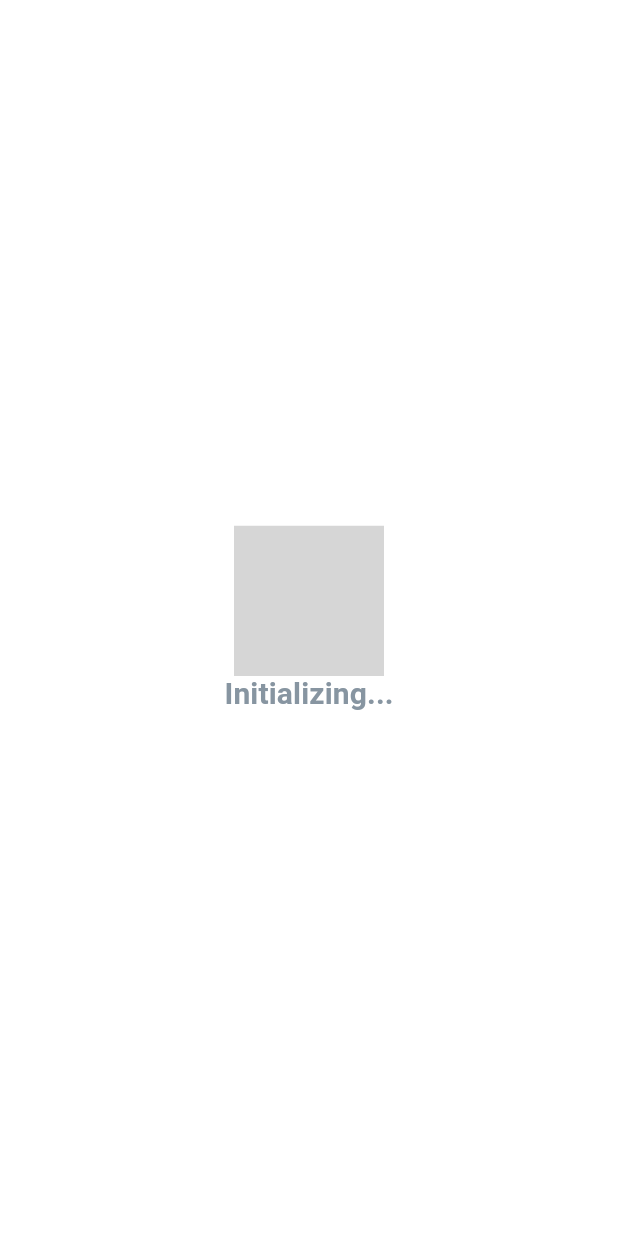
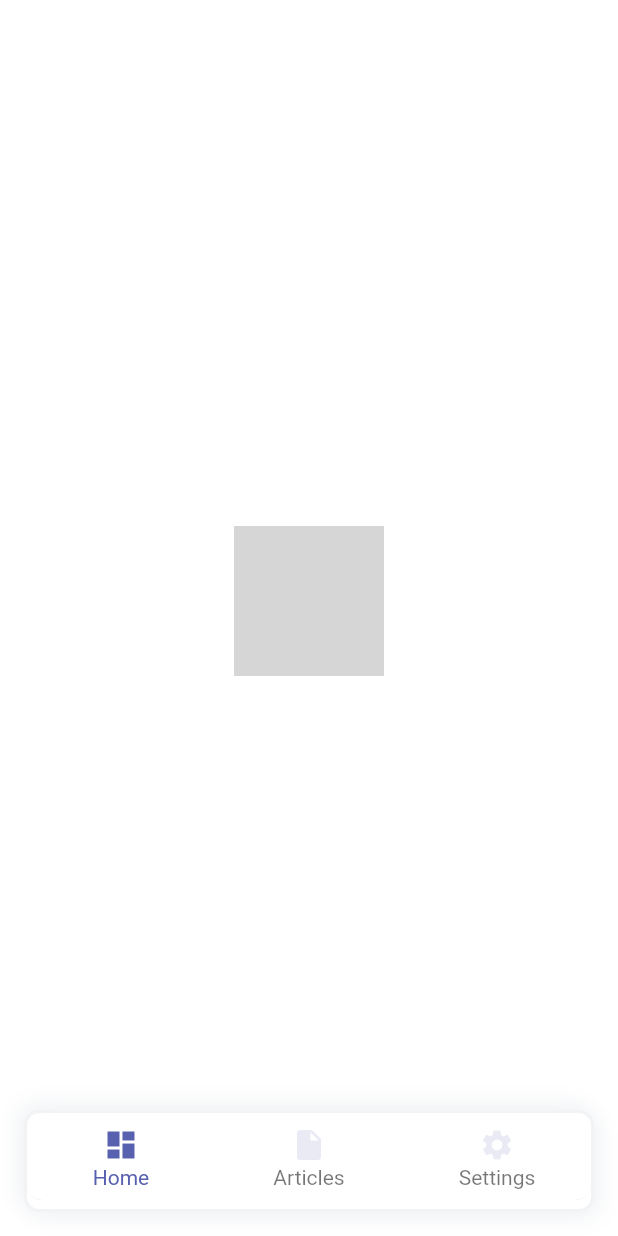
Before and after one commit to dhanasra/authors-assist-mobile, a Flutter app: the InitView screen opened by its route, after a tap on "Skip", on a phone screen of 412 x 824 dp. Run offline on Flutter 3.47's test engine with Material 2 defaults, Android fonts, the phone set to English and light mode, and no system bars; our stand-ins replace bloc, bot_toast, dio, flutter_bloc, google_fonts, hive_flutter and 2 more; accounts and stored records are empty; grey boxes are pictures that could not be loaded.

Commit message:
feat : home view added

```diff
--- a/lib/constants/colors_const.dart
+++ b/lib/constants/colors_const.dart
@@ -5,6 +5,7 @@ class ColorsConst {
   ColorsConst._();
 
   static const primary = Color(0xFF5861AF);
+  static const primaryLight = Color(0x225861AF);
   static const secondary = Color(0xFF003CC5);
 
   static const text = Color(0xFF062132);
@@ -26,4 +27,6 @@ class ColorsConst {
 
   static const facebookBlue = Color(0xFF3D6AD6);
 
+  static const shadow = Color(0x40000000);
+
 }
--- /dev/null
+++ b/lib/constants/shadow_const.dart
@@ -0,0 +1,43 @@
+import 'package:flutter/cupertino.dart';
+
+import 'colors_const.dart';
+
+class ShadowConst {
+
+  ShadowConst._();
+
+  static const normal = [
+    BoxShadow(
+      color: ColorsConst.border,
+      offset: Offset(4, 4),
+      blurRadius: 12
+    ),
+    BoxShadow(
+      color: ColorsConst.border,
+      offset: Offset(-4, -4),
+      blurRadius: 12
+    ),
+  ];
+
+  static const spreaded = [
+    BoxShadow(
+      color: ColorsConst.border,
+      offset: Offset(4, 4),
+      blurRadius: 20
+    ),
+    BoxShadow(
+      color: ColorsConst.border,
+      offset: Offset(-4, -4),
+      blurRadius: 20
+    ),
+  ];
+
+  static const dark = [
+    BoxShadow(
+      color: ColorsConst.shadow,
+      offset: Offset(0, 0),
+      blurRadius: 12
+    )
+  ];
+
+}
--- a/lib/presentation/authentication/pages/init/init_view.dart
+++ b/lib/presentation/authentication/pages/init/init_view.dart
@@ -1,6 +1,8 @@
 import 'package:flutter/material.dart';
 import 'package:lottie/lottie.dart';
 import 'package:mobile/constants/assets_const.dart';
+import 'package:mobile/extensions/context_exten.dart';
+import 'package:mobile/routes/routes.dart';
 
 class InitView extends StatefulWidget {
   const InitView({super.key});
@@ -10,6 +12,15 @@ class InitView extends StatefulWidget {
 }
 
 class _InitViewState extends State<InitView> {
+
+  @override
+  void initState() {
+    Future.delayed(const Duration(seconds: 2), (){
+      context.navigateTo(Routes.home);
+    });
+    super.initState();
+  }
+
   @override
   Widget build(BuildContext context) {
     return Scaffold(
@@ -25,7 +36,6 @@ class _InitViewState extends State<InitView> {
                     style: Theme.of(context).textTheme.titleSmall),
           )
 
-
         ],
       ),
     );
--- /dev/null
+++ b/lib/presentation/dashboard/dashboard_view.dart
@@ -0,0 +1,17 @@
+import 'package:flutter/material.dart';
+
+class DashboardView extends StatefulWidget {
+  const DashboardView({super.key});
+
+  @override
+  State<DashboardView> createState() => _DashboardViewState();
+}
+
+class _DashboardViewState extends State<DashboardView> {
+  @override
+  Widget build(BuildContext context) {
+    return Scaffold(
+      body: Container(),
+    );
+  }
+}
--- /dev/null
+++ b/lib/presentation/home/cubit/home_cubit.dart
@@ -0,0 +1,7 @@
+import 'package:bloc/bloc.dart';
+
+class HomeCubit extends Cubit<int> {
+  HomeCubit() : super(0);
+
+  void onPageChange(index) => emit(index);
+}
--- /dev/null
+++ b/lib/presentation/home/home_view.dart
@@ -0,0 +1,95 @@
+import 'package:flutter/material.dart';
+import 'package:flutter_bloc/flutter_bloc.dart';
+import 'package:google_fonts/google_fonts.dart';
+import 'package:mobile/presentation/home/widgets/bottom_bar_container.dart';
+
+import '../../constants/colors_const.dart';
+import 'cubit/home_cubit.dart';
+import 'home_viewmodel.dart';
+
+class HomeView extends StatefulWidget {
+  const HomeView({super.key});
+
+  @override
+  State<HomeView> createState() => _HomeViewState();
+}
+
+class _HomeViewState extends State<HomeView> {
+  late HomeViewModel _viewModel;
+
+  @override
+  void initState() {
+    _viewModel = HomeViewModel()..initialize();
+    super.initState();
+  }
+
+  @override
+  Widget build(BuildContext context) {
+    return BlocBuilder<HomeCubit, int>(
+      bloc: _viewModel.cubit,
+      builder: (context, currentIndex) {
+        return Stack(
+          children: [
+            Scaffold(
+              body: PageView.builder(
+                physics: const NeverScrollableScrollPhysics(),
+                itemCount: _viewModel.getPages(context).length,
+                controller: _viewModel.pageControllerHome,
+                itemBuilder: (_, index) => _viewModel.getPages(context)[index],
+              ),
+            ),
+
+            Align(
+              alignment: Alignment.bottomCenter,
+              child: BottomBarContainer(
+                  child: BottomNavigationBar(
+                      backgroundColor: ColorsConst.white,
+                      onTap: (index) => _viewModel.onTap(index),
+                      selectedIconTheme: const IconThemeData(
+                        color: ColorsConst.primary,
+                        size: 24
+                      ),
+                      unselectedIconTheme: const IconThemeData(
+                        color: ColorsConst.primaryLight,
+                        size: 24
+                      ),
+                      selectedLabelStyle: GoogleFonts.roboto(
+                        fontSize: 14,
+                        fontWeight: FontWeight.w400,
+                        color: ColorsConst.black
+                      ),
+                      unselectedLabelStyle: GoogleFonts.roboto(
+                        fontSize: 14,
+                        fontWeight: FontWeight.w400,
+                        color: ColorsConst.text1
+                      ),
+                      currentIndex: currentIndex,
+                      items: const [
+                        BottomNavigationBarItem(
+                          icon: Padding(
+                            padding: EdgeInsets.all(2.0),
+                            child: Icon(Icons.dashboard),
+                          ),
+                          label: 'Home',
+                        ),
+                        BottomNavigationBarItem(
+                            icon: Padding(
+                              padding: EdgeInsets.all(2.0),
+                              child: Icon(Icons.insert_drive_file),
+                            ),
+                            label: 'Articles'),
+                        BottomNavigationBarItem(
+                            icon: Padding(
+                              padding: EdgeInsets.all(2.0),
+                              child: Icon(Icons.settings),
+                            ),
+                            label: 'Settings')
+                      ]),
+                ),
+            )
+          ],
+        );
+      },
+    );
+  }
+}
--- /dev/null
+++ b/lib/presentation/home/home_viewmodel.dart
@@ -0,0 +1,39 @@
+import 'package:flutter/cupertino.dart';
+
+import '../../base/base_viewmodel.dart';
+import '../dashboard/dashboard_view.dart';
+import 'cubit/home_cubit.dart';
+
+class HomeViewModel extends BaseViewModel {
+
+  late HomeCubit cubit;
+  late PageController pageControllerHome;
+  late int currentIndex;
+
+  @override
+  void initialize() {
+    cubit = HomeCubit();
+    currentIndex = 0;
+    pageControllerHome = PageController(initialPage: 0);
+  }
+
+  List<Widget> getPages(BuildContext context) {
+    return [
+      const DashboardView(),
+      const DashboardView(),
+      const DashboardView()
+    ];
+  }
+
+  void onTap(int index) {
+    pageControllerHome.jumpToPage(index);
+    cubit.onPageChange(index);
+  }
+
+
+  @override
+  void dispose() {
+
+  }
+
+}
--- /dev/null
+++ b/lib/presentation/home/widgets/bottom_bar_container.dart
@@ -0,0 +1,33 @@
+import 'package:flutter/material.dart';
+
+import '../../../constants/colors_const.dart';
+import '../../../constants/shadow_const.dart';
+
+class BottomBarContainer extends StatelessWidget {
+  final Widget child;
+  const BottomBarContainer({
+    super.key,
+    required this.child
+  });
+
+  @override
+  Widget build(BuildContext context) {
+    return Container(
+      margin: const EdgeInsets.all(16),
+      padding: const EdgeInsets.only(bottom: 6),
+      decoration: BoxDecoration(
+        boxShadow: ShadowConst.normal,
+        border: Border.all(
+          color: ColorsConst.border,
+          width: 2
+        ),
+        borderRadius: BorderRadius.circular(10),
+        color: ColorsConst.white
+      ),
+      child: ClipRRect(
+        borderRadius: BorderRadius.circular(10),
+        child: child
+      )
+    );
+  }
+}
--- a/lib/routes/routes.dart
+++ b/lib/routes/routes.dart
@@ -4,6 +4,8 @@ import 'package:mobile/presentation/authentication/bloc/auth_bloc.dart';
 import 'package:mobile/presentation/authentication/pages/init/init_view.dart';
 import 'package:mobile/presentation/authentication/pages/signin/signin_view.dart';
 import 'package:mobile/presentation/authentication/pages/signup/signup_view.dart';
+import 'package:mobile/presentation/home/cubit/home_cubit.dart';
+import 'package:mobile/presentation/home/home_view.dart';
 import 'package:page_transition/page_transition.dart';
 
 import '../presentation/splash/splash_view.dart';
@@ -55,6 +57,12 @@ class RouteGenerator {
           child: const InitView(),
         ));
 
+      case Routes.home:
+        return getTransistionPage(BlocProvider(
+          create: (context) => HomeCubit(),
+          child: const HomeView(),
+        ));
+
       default:
         return unDefinedRoute();
     }
```
